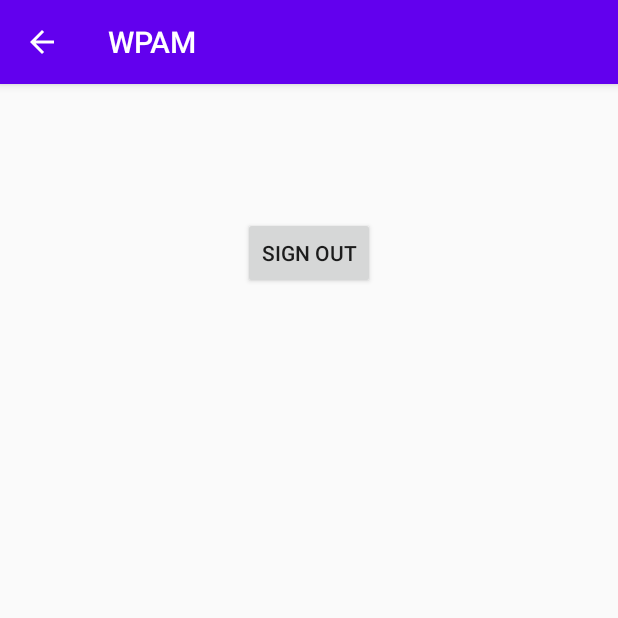
After one commit to kbednars/WPAM-Tourist_app, an Android app: the DisplayLoggedActivity screen opened directly, with no data from a screen before it, on a phone screen of 412 x 824 dp, the top half of it. The commit adds this screen. Run offline under Robolectric (Android 15) with nearby library versions, the phone set to English and light mode, and no system bars; our stand-ins replace Firebase (no records; nobody signed in at launch, a user with empty details on screens opened directly); libraries missing offline, so code that uses them is left out: com.facebook, com.facebook.login; 1 statement that could not run was skipped.

Commit message:
Google sign in added

```diff
--- a/app/build.gradle
+++ b/app/build.gradle
@@ -51,5 +51,6 @@ dependencies {
     androidTestImplementation 'androidx.test.ext:junit:1.1.1'
     androidTestImplementation 'androidx.test.espresso:espresso-core:3.2.0'
     implementation 'com.facebook.android:facebook-android-sdk:[5,6)'
-    implementation 'com.google.firebase:firebase-auth:18.1.0'
+    implementation 'com.google.firebase:firebase-auth:19.3.0'
+    implementation 'com.google.android.gms:play-services-auth:18.0.0'
 }
--- a/app/src/main/AndroidManifest.xml
+++ b/app/src/main/AndroidManifest.xml
@@ -10,7 +10,7 @@
         android:supportsRtl="true"
         android:theme="@style/AppTheme">
 
-        <activity android:name=".DisplayMessageActivity"
+        <activity android:name=".DisplayLoggedActivity"
             android:parentActivityName=".MainActivity">
             <!-- The meta-data tag is required if you support API level 15 and lower -->
             <meta-data
--- /dev/null
+++ b/app/src/main/java/com/example/wpam/DisplayLoggedActivity.kt
@@ -0,0 +1,43 @@
+package com.example.wpam
+
+import android.content.Intent
+import androidx.appcompat.app.AppCompatActivity
+import android.os.Bundle
+import android.view.View
+import android.widget.Button
+import android.widget.TextView
+import android.widget.Toast
+import com.facebook.login.LoginManager
+import com.google.firebase.auth.FirebaseAuth
+
+class DisplayLoggedActivity : AppCompatActivity() {
+    var firebaseAuth: FirebaseAuth?=null
+    var loginManager: LoginManager?=null
+
+    override fun onCreate(savedInstanceState: Bundle?) {
+        super.onCreate(savedInstanceState)
+        setContentView(R.layout.activity_display_logged)
+
+        firebaseAuth = FirebaseAuth.getInstance()
+        loginManager = LoginManager.getInstance()
+
+        // Get the Intent that started this activity and extract the string
+        val message = intent.getStringExtra(EXTRA_MESSAGE)
+
+        // Capture the layout's TextView and set the string as its text
+        val textView = findViewById<TextView>(R.id.loggedText).apply {
+            text = message
+        }
+
+        val signOutGoogleButton = findViewById<View>(R.id.google_sign_out_button) as Button
+        signOutGoogleButton.setOnClickListener{
+                view: View? -> firebaseAuth!!.signOut()
+                loginManager!!.logOut()
+                Toast.makeText(this, "You logged out", Toast.LENGTH_LONG).show()
+                finish()
+                startActivity(Intent(this@DisplayLoggedActivity, MainActivity::class.java).apply {
+                    putExtra(EXTRA_MESSAGE, "Zalogowano")})
+        }
+
+    }
+}
--- a/app/src/main/res/layout/activity_display_message.xml
+++ b/app/src/main/res/layout/activity_display_logged.xml
@@ -4,7 +4,7 @@
     xmlns:tools="http://schemas.android.com/tools"
     android:layout_width="match_parent"
     android:layout_height="match_parent"
-    tools:context=".DisplayMessageActivity">
+    tools:context=".DisplayLoggedActivity">
 
     <TextView
         android:id="@+id/loggedText"
@@ -20,4 +20,15 @@
         app:layout_constraintStart_toStartOf="parent"
         app:layout_constraintTop_toTopOf="parent"
         tools:text="TextView" />
+
+    <Button
+        android:id="@+id/google_sign_out_button"
+        android:layout_width="wrap_content"
+        android:layout_height="wrap_content"
+        android:layout_marginTop="8dp"
+        android:text="Sign Out"
+        app:layout_constraintEnd_toEndOf="parent"
+        app:layout_constraintStart_toStartOf="parent"
+        app:layout_constraintTop_toBottomOf="@+id/loggedText" />
+
 </androidx.constraintlayout.widget.ConstraintLayout>
--- a/app/src/main/res/navigation/nav_graph.xml
+++ b/app/src/main/res/navigation/nav_graph.xml
@@ -18,7 +18,7 @@
     </activity>
     <activity
         android:id="@+id/displayMessageActivity2"
-        android:name="com.example.wpam.DisplayMessageActivity"
+        android:name="com.example.wpam.DisplayLoggedActivity"
         android:label="activity_display_message"
-        tools:layout="@layout/activity_display_message" />
+        tools:layout="@layout/activity_display_logged" />
 </navigation>
--- a/app/src/main/res/values/strings.xml
+++ b/app/src/main/res/values/strings.xml
@@ -13,4 +13,6 @@
     <string name="button_send">Send</string>
     <string name="facebook_app_id">683052985852387</string>
     <string name="fb_login_protocol_scheme">fb683052985852387</string>
+    <string name="tourist_app">Tourist App</string>
+    <string name="server_client_id">999172525453</string>
 </resources>
```
Also changed, not shown: app/src/main/java/com/example/wpam/DisplayMessageActivity.kt (deleted, +0 -21 lines), app/src/main/java/com/example/wpam/MainActivity.kt (+79 -4 lines), app/src/main/res/layout/activity_main.xml (+26 -17 lines), 1 other file.
